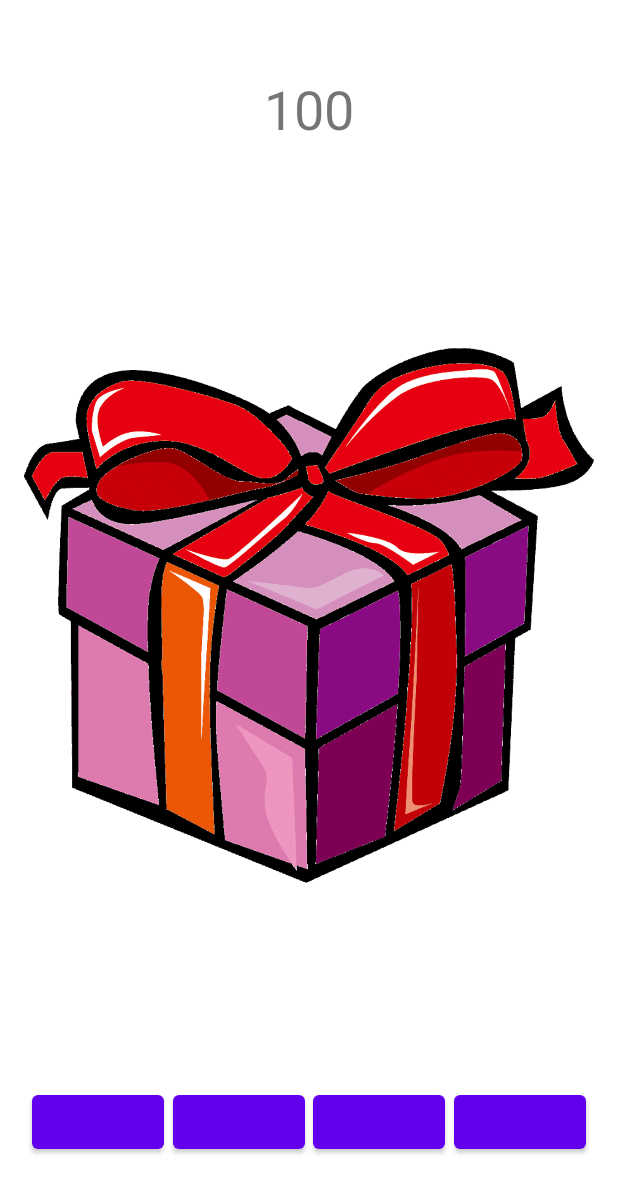
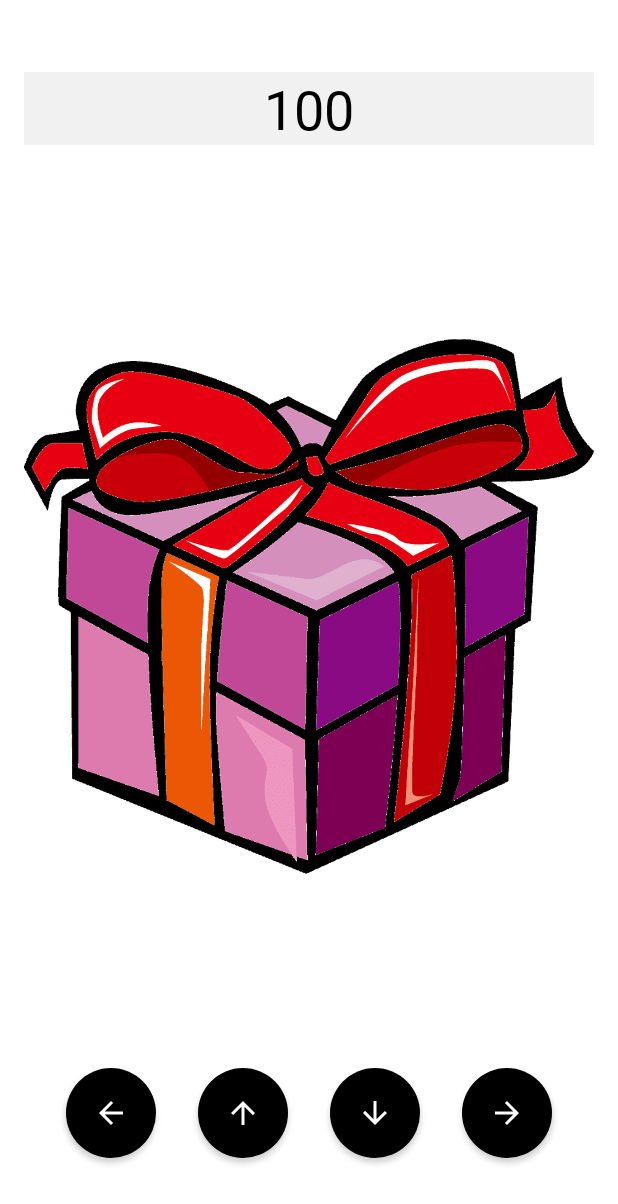
Before and after one commit to SaVyrin/GiftGame, an Android app: the GameFragment screen opened through its navigation route, on a phone screen of 412 x 824 dp. Shown: the top 1204 px of the screen. Run offline under Robolectric (Android 15) with nearby library versions, the phone set to English and light mode, and no system bars.

Commit message:
Change game screen appearance

```diff
--- /dev/null
+++ b/app/src/main/res/drawable/ic_arrow_back.xml
@@ -0,0 +1,5 @@
+<vector android:height="24dp" android:tint="#000000"
+    android:viewportHeight="24" android:viewportWidth="24"
+    android:width="24dp" xmlns:android="http://schemas.android.com/apk/res/android">
+    <path android:fillColor="@android:color/white" android:pathData="M20,11H7.83l5.59,-5.59L12,4l-8,8 8,8 1.41,-1.41L7.83,13H20v-2z"/>
+</vector>
--- /dev/null
+++ b/app/src/main/res/drawable/ic_arrow_downward.xml
@@ -0,0 +1,5 @@
+<vector android:height="24dp" android:tint="#000000"
+    android:viewportHeight="24" android:viewportWidth="24"
+    android:width="24dp" xmlns:android="http://schemas.android.com/apk/res/android">
+    <path android:fillColor="@android:color/white" android:pathData="M20,12l-1.41,-1.41L13,16.17V4h-2v12.17l-5.58,-5.59L4,12l8,8 8,-8z"/>
+</vector>
--- /dev/null
+++ b/app/src/main/res/drawable/ic_arrow_forward.xml
@@ -0,0 +1,5 @@
+<vector android:height="24dp" android:tint="#000000"
+    android:viewportHeight="24" android:viewportWidth="24"
+    android:width="24dp" xmlns:android="http://schemas.android.com/apk/res/android">
+    <path android:fillColor="@android:color/white" android:pathData="M12,4l-1.41,1.41L16.17,11H4v2h12.17l-5.58,5.59L12,20l8,-8z"/>
+</vector>
--- /dev/null
+++ b/app/src/main/res/drawable/ic_arrow_upward.xml
@@ -0,0 +1,5 @@
+<vector android:height="24dp" android:tint="#000000"
+    android:viewportHeight="24" android:viewportWidth="24"
+    android:width="24dp" xmlns:android="http://schemas.android.com/apk/res/android">
+    <path android:fillColor="@android:color/white" android:pathData="M4,12l1.41,1.41L11,7.83V20h2V7.83l5.58,5.59L20,12l-8,-8 -8,8z"/>
+</vector>
--- a/app/src/main/res/layout/fragment_game.xml
+++ b/app/src/main/res/layout/fragment_game.xml
@@ -7,16 +7,25 @@
     tools:context=".ui.game.GameFragment">
 
     <TextView
+        style="@style/Text.PresentHealth"
+        android:layout_width="match_parent"
+        android:layout_height="wrap_content"
+        android:background="@color/game_health_background_color"
+        app:layout_constraintEnd_toEndOf="parent"
+        app:layout_constraintStart_toStartOf="parent"
+        app:layout_constraintTop_toTopOf="@id/present_health_tv" />
+
+    <TextView
         android:id="@+id/present_health_tv"
+        style="@style/Text.PresentHealth"
         android:layout_width="wrap_content"
         android:layout_height="wrap_content"
         android:layout_marginTop="32dp"
-        android:text="999999"
-        android:textSize="36sp"
         app:layout_constraintEnd_toEndOf="parent"
         app:layout_constraintHorizontal_bias="0.5"
         app:layout_constraintStart_toStartOf="parent"
-        app:layout_constraintTop_toTopOf="parent" />
+        app:layout_constraintTop_toTopOf="parent"
+        tools:text="999999" />
 
     <ImageView
         android:id="@+id/present_image"
@@ -24,46 +33,53 @@
         android:layout_height="0dp"
         android:scaleType="fitCenter"
         android:src="@drawable/present"
-        app:layout_constraintTop_toBottomOf="@+id/present_health_tv"
+        app:layout_constraintBottom_toTopOf="@id/left_arrow_btn"
+        app:layout_constraintEnd_toEndOf="parent"
         app:layout_constraintStart_toStartOf="parent"
-        app:layout_constraintEnd_toEndOf="parent"
-        app:layout_constraintBottom_toTopOf="@id/materialButton3"/>
+        app:layout_constraintTop_toBottomOf="@+id/present_health_tv" />
 
     <com.google.android.material.button.MaterialButton
-        android:id="@+id/materialButton3"
-        android:layout_width="wrap_content"
-        android:layout_height="wrap_content"
-        app:layout_constraintEnd_toEndOf="parent"
-        app:layout_constraintHorizontal_bias="0.5"
-        app:layout_constraintStart_toEndOf="@+id/materialButton5"
-        app:layout_constraintTop_toTopOf="@+id/materialButton5" />
-
-    <com.google.android.material.button.MaterialButton
-        android:id="@+id/materialButton5"
-        android:layout_width="wrap_content"
-        android:layout_height="wrap_content"
-        app:layout_constraintEnd_toStartOf="@+id/materialButton3"
-        app:layout_constraintHorizontal_bias="0.5"
-        app:layout_constraintStart_toEndOf="@+id/materialButton2"
-        app:layout_constraintTop_toTopOf="@+id/materialButton2" />
-
-    <com.google.android.material.button.MaterialButton
-        android:id="@+id/materialButton4"
-        android:layout_width="wrap_content"
-        android:layout_height="wrap_content"
+        android:id="@+id/left_arrow_btn"
+        style="@style/GameButton"
+        android:layout_width="60dp"
+        android:layout_height="60dp"
         android:layout_marginBottom="36dp"
+        app:icon="@drawable/ic_arrow_back"
         app:layout_constraintBottom_toBottomOf="parent"
-        app:layout_constraintEnd_toStartOf="@+id/materialButton2"
+        app:layout_constraintEnd_toStartOf="@+id/up_arrow_btn"
         app:layout_constraintHorizontal_bias="0.5"
         app:layout_constraintStart_toStartOf="parent" />
 
     <com.google.android.material.button.MaterialButton
-        android:id="@+id/materialButton2"
-        android:layout_width="wrap_content"
-        android:layout_height="wrap_content"
-        app:layout_constraintEnd_toStartOf="@+id/materialButton5"
+        android:id="@+id/up_arrow_btn"
+        style="@style/GameButton"
+        android:layout_width="60dp"
+        android:layout_height="60dp"
+        app:icon="@drawable/ic_arrow_upward"
+        app:layout_constraintEnd_toStartOf="@+id/down_arrow_btn"
         app:layout_constraintHorizontal_bias="0.5"
-        app:layout_constraintStart_toEndOf="@+id/materialButton4"
-        app:layout_constraintTop_toTopOf="@+id/materialButton4" />
+        app:layout_constraintStart_toEndOf="@+id/left_arrow_btn"
+        app:layout_constraintTop_toTopOf="@+id/left_arrow_btn" />
 
+    <com.google.android.material.button.MaterialButton
+        android:id="@+id/down_arrow_btn"
+        style="@style/GameButton"
+        android:layout_width="60dp"
+        android:layout_height="60dp"
+        app:icon="@drawable/ic_arrow_downward"
+        app:layout_constraintEnd_toStartOf="@+id/right_arrow_btn"
+        app:layout_constraintHorizontal_bias="0.5"
+        app:layout_constraintStart_toEndOf="@+id/up_arrow_btn"
+        app:layout_constraintTop_toTopOf="@+id/up_arrow_btn" />
+
+    <com.google.android.material.button.MaterialButton
+        android:id="@+id/right_arrow_btn"
+        style="@style/GameButton"
+        android:layout_width="60dp"
+        android:layout_height="60dp"
+        app:icon="@drawable/ic_arrow_forward"
+        app:layout_constraintEnd_toEndOf="parent"
+        app:layout_constraintHorizontal_bias="0.5"
+        app:layout_constraintStart_toEndOf="@+id/down_arrow_btn"
+        app:layout_constraintTop_toTopOf="@+id/down_arrow_btn" />
 </androidx.constraintlayout.widget.ConstraintLayout>
--- a/app/src/main/res/values/colors.xml
+++ b/app/src/main/res/values/colors.xml
@@ -3,8 +3,13 @@
     <color name="purple_200">#FFBB86FC</color>
     <color name="purple_500">#FF6200EE</color>
     <color name="purple_700">#FF3700B3</color>
+
     <color name="teal_200">#FF03DAC5</color>
     <color name="teal_700">#FF018786</color>
+
+    <color name="gray_almost_transparent">#20939393</color>
+
+
     <color name="black">#FF000000</color>
     <color name="white">#FFFFFFFF</color>
 </resources>
--- a/app/src/main/res/values/elements_colors.xml
+++ b/app/src/main/res/values/elements_colors.xml
@@ -2,4 +2,7 @@
 <resources>
     <color name="start_title_color">@color/black</color>
     <color name="start_hint_color">@color/black</color>
+
+    <color name="game_health_color">@color/black</color>
+    <color name="game_health_background_color">@color/gray_almost_transparent</color>
 </resources>
--- a/app/src/main/res/values/styles.xml
+++ b/app/src/main/res/values/styles.xml
@@ -1,8 +1,14 @@
 <?xml version="1.0" encoding="utf-8"?>
 <resources>
 
-    <style name="GameButton" parent="Widget.AppCompat.Button">
-        <item name="cornerRadius">0dp</item>
+    <style name="GameButton" parent="ShapeAppearanceOverlay.Material3.Button">
+        <item name="iconGravity">textStart</item>
+        <item name="iconPadding">0dp</item>
+        <item name="android:insetLeft">0dp</item>
+        <item name="android:insetRight">0dp</item>
+        <item name="android:insetTop">0dp</item>
+        <item name="android:insetBottom">0dp</item>
+        <item name="cornerRadius">30dp</item>
         <item name="backgroundTint">@color/black</item>
         <item name="android:textAllCaps">false</item>
         <item name="android:textSize">20sp</item>
--- a/app/src/main/res/values/text_styles.xml
+++ b/app/src/main/res/values/text_styles.xml
@@ -14,4 +14,10 @@
         <item name="android:textSize">20sp</item>
         <item name="android:textColor">@color/start_hint_color</item>
     </style>
+
+    <style name="Text.PresentHealth">
+        <item name="android:fontFamily">@font/roboto_regular</item>
+        <item name="android:textSize">36sp</item>
+        <item name="android:textColor">@color/game_health_color</item>
+    </style>
 </resources>
```
